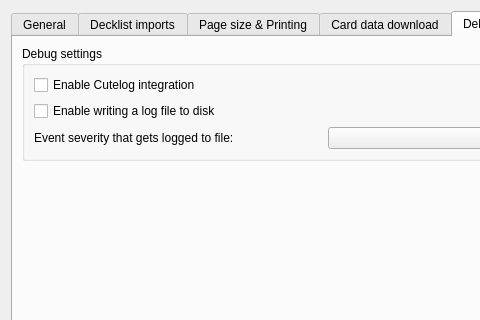
Before: the Qt Designer form mtg_proxy_printer/resources/ui/settings_window.ui in luziferius/MTGProxyPrinter, drawn with Qt 5; both pictures show x 0 to 480 and y 0 to 320 of the 650 by 650 pixel window.
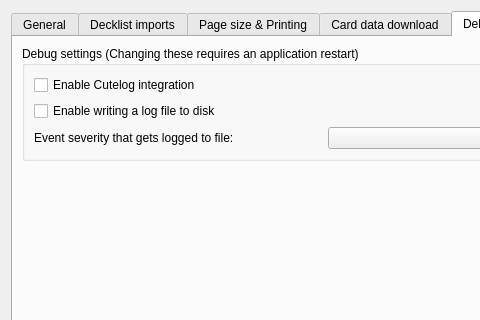
After: the same form once the commit is applied. The open tabs and pages were chosen to show the change. Icons and pictures are not drawn. Custom widgets are drawn as their Qt base class.

Commit message:
Settings window: State that changing the Debug settings require an application restart.
FossilOrigin-Name: 44aff375d7a40cad17a59ed0743021eca1440bdf0a0b9f8bfe6e474492d82e79

Patch:
```diff
--- a/mtg_proxy_printer/resources/ui/settings_window.ui
+++ b/mtg_proxy_printer/resources/ui/settings_window.ui
@@ -587,7 +587,7 @@
        <item>
         <widget class="QGroupBox" name="groupBox">
          <property name="title">
-          <string>Debug settings</string>
+          <string>Debug settings (Changing these requires an application restart)</string>
          </property>
          <layout class="QGridLayout" name="gridLayout_5">
           <item row="0" column="0" colspan="2">
```
